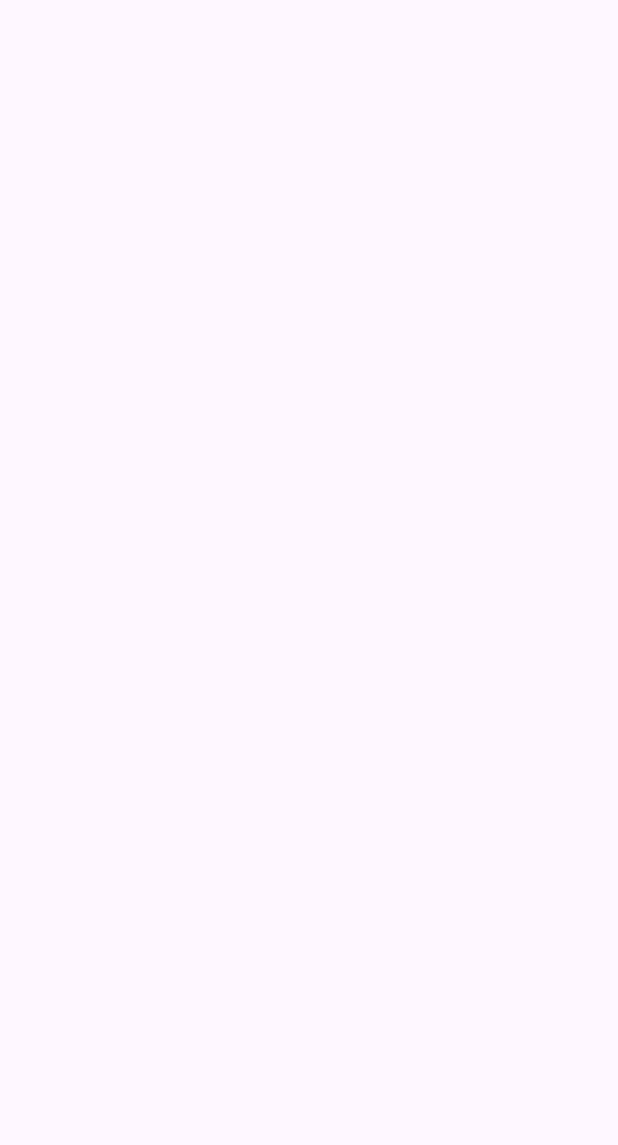
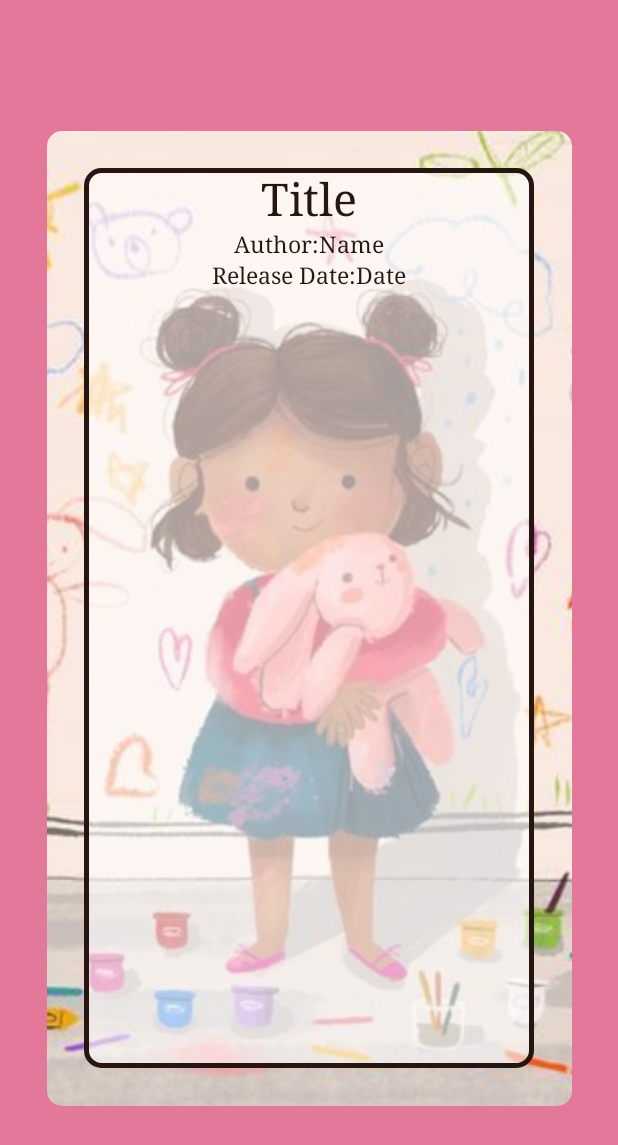
Before and after one commit to Noveboi/UnipiAudioStories, an Android app: the StoryActivity screen opened directly, with no data from a screen before it, on a phone screen of 412 x 824 dp. Before the commit the part shown is empty. Shown: the top 1145 px of the screen. Run offline under Robolectric (Android 15) with nearby library versions, the phone set to English and light mode, and no system bars.

Commit message:
-Made Story Activity ':D

```diff
--- a/app/src/main/java/com/example/unipiaudiostories/ui/MainActivity.java
+++ b/app/src/main/java/com/example/unipiaudiostories/ui/MainActivity.java
@@ -16,9 +16,12 @@ public class MainActivity extends AppActivityBase<ActivityMainBinding> {
     protected void onAfterCreate() {
         RecyclerView storiesList = getBinding().rvStories;
         List<Story> stories = new ArrayList<>();
-        stories.add(new Story(1, "Bugs", "ok", "Mary", 2024, R.drawable.bugs));
-        stories.add(new Story(2, "Cat", "Ok", "Mary", 2025, R.drawable.cat));
-        stories.add(new Story(3, "Dog Cake", "Ok", "Mary", 2025, R.drawable.birthday_dog));
+        stories.add(new Story(1, "Rainbow Rain", "Test", "George Niko", 2025, R.drawable.cat));
+        stories.add(new Story(2, "Piece of Cake!", "Test", "Mary Dimi", 2023, R.drawable.birthday_dog));
+        stories.add(new Story(3, "Beautiful Bugs", "Test", "Konstantinos Sklav", 2024, R.drawable.bugs));
+        stories.add(new Story(4, "A Great Adventure", "Test", "George Niko", 2024, R.drawable.sunset_dog));
+        stories.add(new Story(5, "Pretty Walls", "Test", "Mary Dimi", 2025, R.drawable.drawings_on_walls));
+        stories.add(new Story(6, "Chalk Fantasy", "Test", "Konstantinos Sklav", 2024, R.drawable.chalk_drawing));
 
         StoryRecyclerViewAdapter adapter = new StoryRecyclerViewAdapter(stories);
         storiesList.setAdapter(adapter);
--- /dev/null
+++ b/app/src/main/res/drawable/stroke2.xml
@@ -0,0 +1,8 @@
+<?xml version="1.0" encoding="utf-8"?>
+<shape xmlns:android="http://schemas.android.com/apk/res/android"
+    android:shape="rectangle">
+
+    <solid android:color="@color/white2"/>
+    <stroke android:width="3.5dp" android:color="@color/brown"/>
+    <corners android:radius="10dp"/>
+</shape>
--- a/app/src/main/res/layout/activity_main.xml
+++ b/app/src/main/res/layout/activity_main.xml
@@ -43,7 +43,7 @@
         android:text="@string/choose_story"
         android:textAlignment="center"
         android:textColor="@color/brown"
-        android:textSize="@dimen/subtitle_dimen"
+        android:textSize="@dimen/choose_story_dimen"
         android:layout_marginTop="@dimen/title_difference_margin"
         app:layout_constraintEnd_toEndOf="parent"
         app:layout_constraintStart_toStartOf="parent"
--- a/app/src/main/res/layout/activity_story.xml
+++ b/app/src/main/res/layout/activity_story.xml
@@ -5,6 +5,113 @@
     android:id="@+id/main"
     android:layout_width="match_parent"
     android:layout_height="match_parent"
+    android:background="@color/pink"
     tools:context=".ui.StoryActivity">
 
+    <ImageView
+        android:id="@+id/ivStoryItem"
+        android:layout_width="350sp"
+        android:layout_height="650sp"
+        android:background="@drawable/stroke"
+        android:clipToOutline="true"
+        android:scaleType="centerCrop"
+        app:layout_constraintBottom_toBottomOf="parent"
+        app:layout_constraintEnd_toEndOf="parent"
+        app:layout_constraintStart_toStartOf="parent"
+        app:layout_constraintTop_toTopOf="parent"
+        app:srcCompat="@drawable/drawings_on_walls" />
+
+    <ImageView
+        android:id="@+id/imageView3"
+        android:layout_width="300sp"
+        android:layout_height="600sp"
+        android:background="@drawable/stroke2"
+        app:layout_constraintBottom_toBottomOf="parent"
+        app:layout_constraintEnd_toEndOf="parent"
+        app:layout_constraintStart_toStartOf="parent"
+        app:layout_constraintTop_toTopOf="parent" />
+
+    <TextView
+        android:id="@+id/tvTitle"
+        android:layout_width="wrap_content"
+        android:layout_height="wrap_content"
+        android:fontFamily="serif"
+        android:text="@string/story_title"
+        android:textAlignment="center"
+        android:textColor="@color/brown"
+        android:textSize="@dimen/title_dimen"
+        app:layout_constraintEnd_toEndOf="parent"
+        app:layout_constraintStart_toStartOf="parent"
+        app:layout_constraintTop_toTopOf="@+id/imageView3" />
+
+    <LinearLayout
+        android:id="@+id/linearLayout"
+        android:layout_width="wrap_content"
+        android:layout_height="wrap_content"
+        android:gravity="center"
+        android:orientation="horizontal"
+        app:layout_constraintEnd_toEndOf="parent"
+        app:layout_constraintStart_toStartOf="parent"
+        app:layout_constraintTop_toBottomOf="@+id/tvTitle">
+
+        <TextView
+            android:id="@+id/tvAuthor"
+            android:layout_width="wrap_content"
+            android:layout_height="wrap_content"
+            android:fontFamily="serif"
+            android:text="@string/author"
+            android:textAlignment="center"
+            android:textColor="@color/brown"
+            android:textSize="@dimen/subtitle_dimen"
+            app:layout_constraintStart_toStartOf="parent"
+            tools:layout_editor_absoluteY="157dp" />
+
+        <TextView
+            android:id="@+id/tvStoryAuthor"
+            android:layout_width="wrap_content"
+            android:layout_height="wrap_content"
+            android:fontFamily="serif"
+            android:text="@string/author_name"
+            android:textAlignment="center"
+            android:textColor="@color/brown"
+            android:textSize="@dimen/subtitle_dimen"
+            app:layout_constraintStart_toEndOf="@+id/tvAuthor"
+            tools:layout_editor_absoluteY="157dp" />
+    </LinearLayout>
+
+    <LinearLayout
+        android:id="@+id/linearLayout2"
+        android:layout_width="wrap_content"
+        android:layout_height="wrap_content"
+        android:gravity="center"
+        android:orientation="horizontal"
+        app:layout_constraintEnd_toEndOf="parent"
+        app:layout_constraintStart_toStartOf="parent"
+        app:layout_constraintTop_toBottomOf="@+id/linearLayout">
+
+        <TextView
+            android:id="@+id/tvReleaseDate"
+            android:layout_width="wrap_content"
+            android:layout_height="wrap_content"
+            android:fontFamily="serif"
+            android:text="@string/release_date"
+            android:textAlignment="center"
+            android:textColor="@color/brown"
+            android:textSize="@dimen/subtitle_dimen"
+            tools:layout_editor_absoluteX="19dp"
+            tools:layout_editor_absoluteY="168dp" />
+
+        <TextView
+            android:id="@+id/tvStoryRelease"
+            android:layout_width="wrap_content"
+            android:layout_height="wrap_content"
+            android:fontFamily="serif"
+            android:text="@string/date"
+            android:textAlignment="center"
+            android:textColor="@color/brown"
+            android:textSize="@dimen/subtitle_dimen"
+            tools:layout_editor_absoluteX="83dp"
+            tools:layout_editor_absoluteY="168dp" />
+    </LinearLayout>
+
 </androidx.constraintlayout.widget.ConstraintLayout>
--- a/app/src/main/res/values/colors.xml
+++ b/app/src/main/res/values/colors.xml
@@ -3,4 +3,7 @@
     <color name="black">#FF000000</color>
     <color name="white">#FFFFFFFF</color>
     <color name="brown">#261510</color>
+    <color name="pink">#e3789a</color>
+
+    <color name="white2">#98FFFFFF</color>
 </resources>
--- a/app/src/main/res/values/dimen.xml
+++ b/app/src/main/res/values/dimen.xml
@@ -1,7 +1,8 @@
 <?xml version="1.0" encoding="utf-8"?>
 <resources>
     <dimen name="title_dimen">30sp</dimen>
-    <dimen name="subtitle_dimen">20sp</dimen>
+    <dimen name="choose_story_dimen">20sp</dimen>
+    <dimen name="subtitle_dimen">15sp</dimen>
     <dimen name="sub2_dimen">15sp</dimen>
     <dimen name="sub3_dimen">10sp</dimen>
 
```
